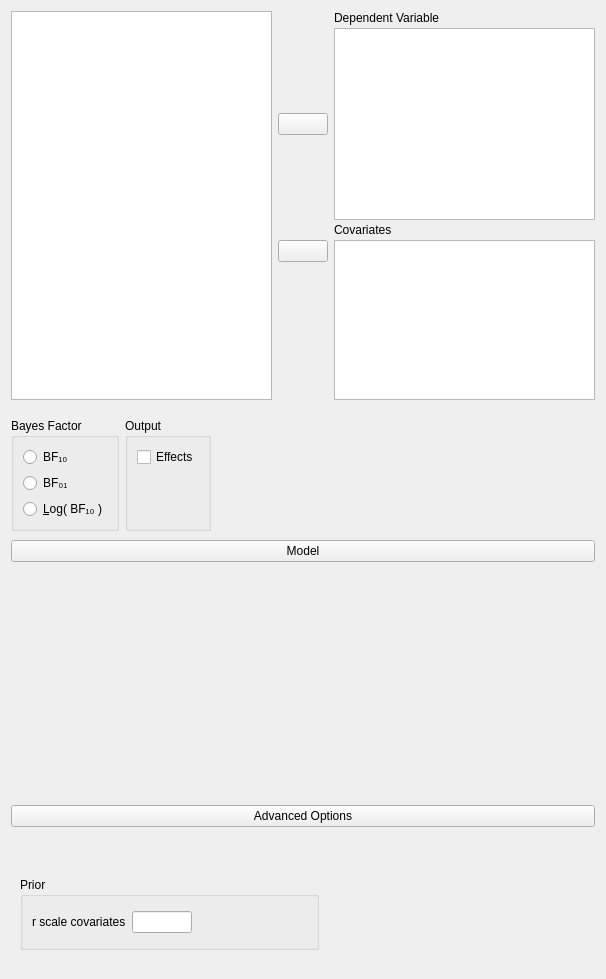
First picture: the form in JASP-Desktop/analysisforms/regressionlinearbayesianform.ui, repository jasp-stats/jasp-desktop, before the edit.
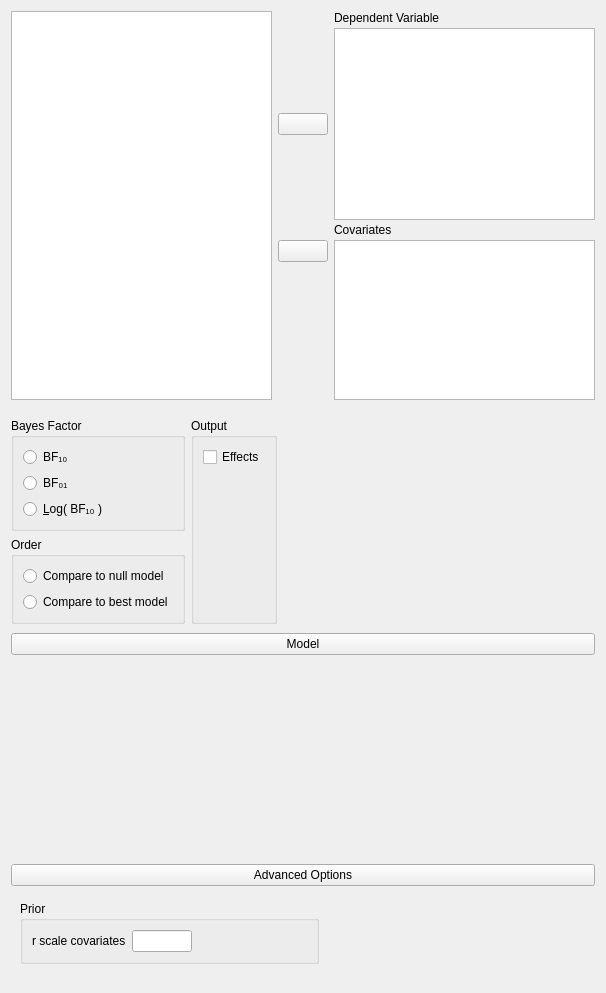
Second picture: the form after the edit. Custom widgets are drawn as their Qt base class.

Commit message: Best model top

```diff
--- a/JASP-Desktop/analysisforms/regressionlinearbayesianform.ui
+++ b/JASP-Desktop/analysisforms/regressionlinearbayesianform.ui
@@ -221,6 +221,21 @@
        <number>0</number>
       </property>
       <item row="0" column="0">
+       <widget class="QWidget" name="widget_2" native="true">
+        <layout class="QGridLayout" name="gridLayout_12">
+         <property name="leftMargin">
+          <number>0</number>
+         </property>
+         <property name="topMargin">
+          <number>0</number>
+         </property>
+         <property name="rightMargin">
+          <number>0</number>
+         </property>
+         <property name="bottomMargin">
+          <number>0</number>
+         </property>
+         <item row="1" column="0">
        <widget class="BoundGroupBox" name="bayesFactorType">
         <property name="title">
          <string>Bayes Factor</string>
@@ -229,13 +244,6 @@
          <bool>false</bool>
         </property>
         <layout class="QGridLayout" name="gridLayout_13">
-         <item row="1" column="0">
-          <widget class="QRadioButton" name="_2">
-           <property name="text">
-            <string>BF₀₁</string>
-           </property>
-          </widget>
-         </item>
          <item row="0" column="0">
           <widget class="QRadioButton" name="_1">
            <property name="text">
@@ -250,16 +258,96 @@
            </property>
           </widget>
          </item>
+            <item row="1" column="0">
+             <widget class="QRadioButton" name="_2">
+              <property name="text">
+               <string>BF₀₁</string>
+              </property>
+             </widget>
+            </item>
+            <item row="1" column="1">
+             <spacer name="horizontalSpacer_3">
+              <property name="orientation">
+               <enum>Qt::Horizontal</enum>
+              </property>
+              <property name="sizeHint" stdset="0">
+               <size>
+                <width>40</width>
+                <height>20</height>
+               </size>
+              </property>
+             </spacer>
+            </item>
+           </layout>
+          </widget>
+         </item>
+         <item row="2" column="0">
+          <widget class="BoundGroupBox" name="bayesFactorOrder">
+           <property name="sizePolicy">
+            <sizepolicy hsizetype="Fixed" vsizetype="Fixed">
+             <horstretch>0</horstretch>
+             <verstretch>0</verstretch>
+            </sizepolicy>
+           </property>
+           <property name="minimumSize">
+            <size>
+             <width>0</width>
+             <height>0</height>
+            </size>
+           </property>
+           <property name="title">
+            <string>Order</string>
+           </property>
+           <layout class="QGridLayout" name="gridLayout_19">
+            <item row="1" column="0">
+             <widget class="QRadioButton" name="__4">
+              <property name="text">
+               <string>Compare to best model</string>
+              </property>
+             </widget>
+            </item>
+            <item row="0" column="0">
+             <widget class="QRadioButton" name="__3">
+              <property name="text">
+               <string>Compare to null model</string>
+              </property>
+             </widget>
+            </item>
+           </layout>
+          </widget>
+         </item>
         </layout>
        </widget>
       </item>
       <item row="0" column="1">
+       <widget class="QWidget" name="widget_3" native="true">
+        <layout class="QGridLayout" name="gridLayout_11">
+         <property name="leftMargin">
+          <number>0</number>
+         </property>
+         <property name="topMargin">
+          <number>0</number>
+         </property>
+         <property name="rightMargin">
+          <number>0</number>
+         </property>
+         <property name="bottomMargin">
+          <number>0</number>
+         </property>
+         <item row="0" column="0">
        <widget class="GroupBox" name="groupBox_3">
         <property name="title">
          <string>Output</string>
         </property>
         <layout class="QGridLayout" name="gridLayout_8">
-         <item row="1" column="1">
+            <item row="0" column="0" colspan="2">
+             <widget class="BoundCheckBox" name="effects">
+              <property name="text">
+               <string>Effects</string>
+              </property>
+             </widget>
+            </item>
+            <item row="1" column="0">
           <spacer name="verticalSpacer_4">
            <property name="orientation">
             <enum>Qt::Vertical</enum>
@@ -272,11 +360,7 @@
            </property>
           </spacer>
          </item>
-         <item row="0" column="0" colspan="2">
-          <widget class="BoundCheckBox" name="effects">
-           <property name="text">
-            <string>Effects</string>
-           </property>
+           </layout>
           </widget>
          </item>
         </layout>
```
Lines whose indentation alone changed are shown as unchanged. The commit also changes 8 other files.
